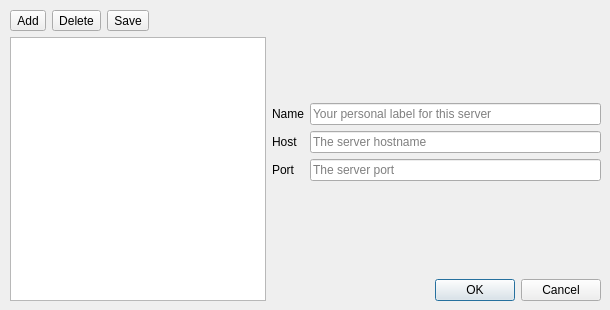
Before: the Qt Designer form qt-client/dmp_client_connect_dialog.ui in Roflincopter/dmp, drawn with Qt 5.
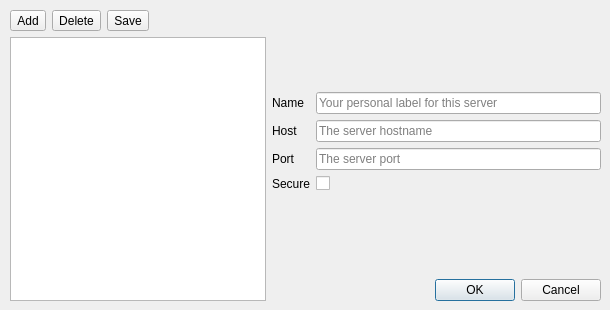
After: the same form once the commit is applied.

Commit message: Added a Secure tickbox at the connection dialog.

```diff
--- a/qt-client/dmp_client_connect_dialog.ui
+++ b/qt-client/dmp_client_connect_dialog.ui
@@ -149,6 +149,20 @@
           </property>
          </widget>
         </item>
+        <item row="4" column="1">
+         <widget class="QCheckBox" name="SecureCheckBox">
+          <property name="text">
+           <string/>
+          </property>
+         </widget>
+        </item>
+        <item row="4" column="0">
+         <widget class="QLabel" name="SecureLabel">
+          <property name="text">
+           <string>Secure</string>
+          </property>
+         </widget>
+        </item>
        </layout>
       </item>
       <item>
```
Left out of the diff: 33 changed lines with no effect on the pictures. The commit also changes 7 other files.
